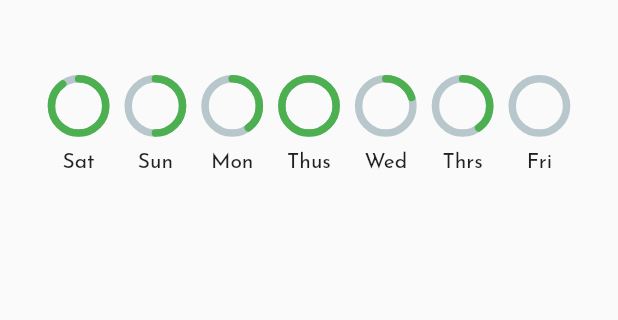
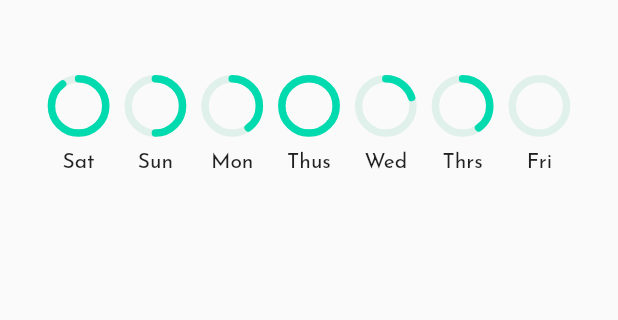
Before and after one commit to mohmedkasim/HealtyLife, a Flutter app: the screen it shows after launch, on a phone screen of 412 x 824 dp, the part 120-440 px from its top. Run offline on Flutter 3.47's test engine with Material 2 defaults, Android fonts, the phone set to English and light mode, and no system bars; drawn by our look-alikes of percent_indicator.

Commit message:
change color week_progress

```diff
--- a/lib/components/week_progress.dart
+++ b/lib/components/week_progress.dart
@@ -13,12 +13,13 @@ class WeekProgress extends StatelessWidget {
       child: Column(
         children: [
           CircularPercentIndicator(
+            backgroundColor: Color.fromRGBO(224, 240, 235, 1),
             animation: true,
             radius: MediaQuery.of(context).size.width / 10,
             lineWidth: 5.0,
             percent: value,
             animateFromLastPercent: true,
-            progressColor: Colors.green,
+            progressColor: Color.fromRGBO(0, 218, 175, 1),
             circularStrokeCap: CircularStrokeCap.round,
           ),
           SizedBox(
```
